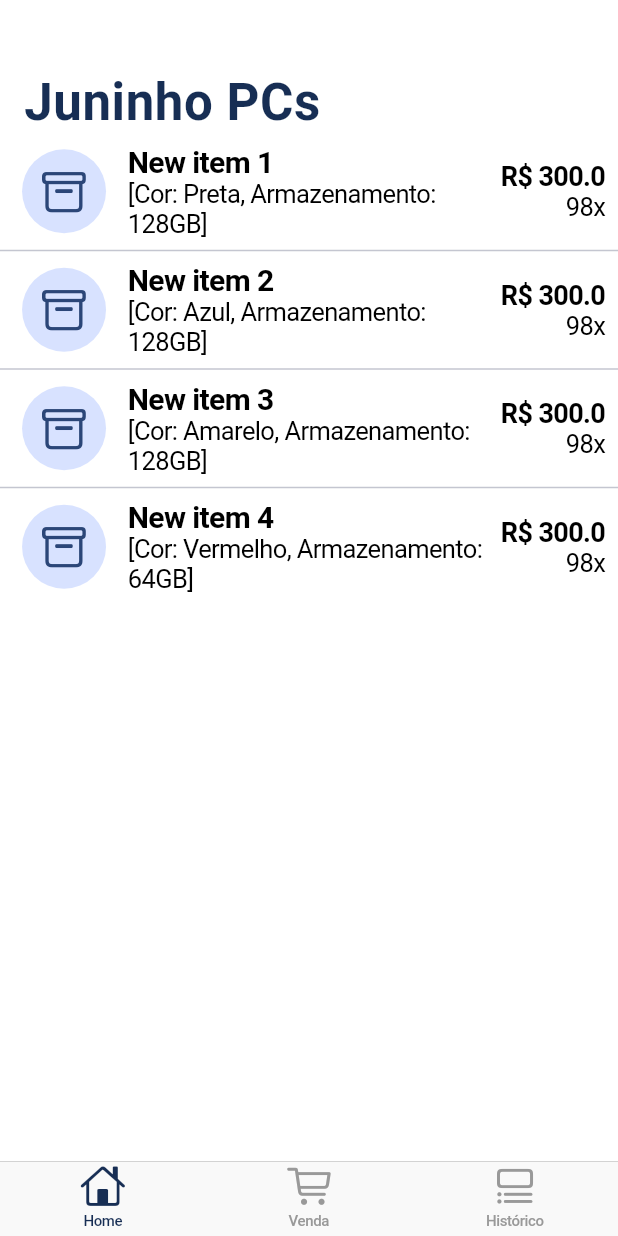
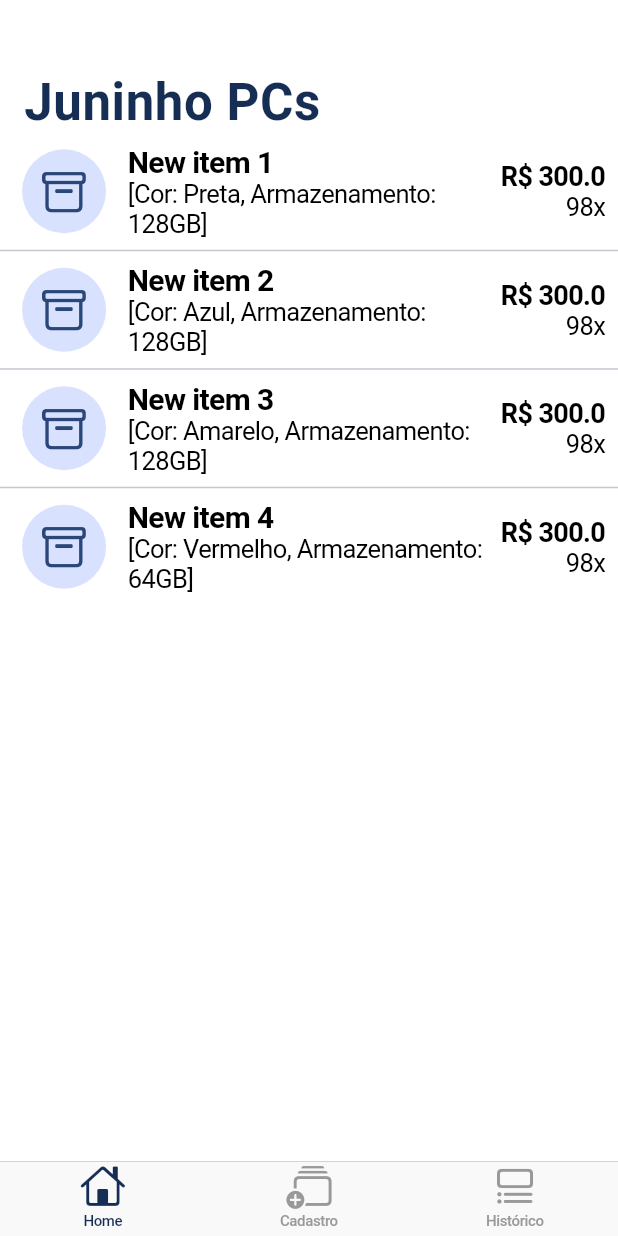
Before and after one commit to devcsuzarte/myCommerce_Flutter, a Flutter app: the screen it shows after launch, on a phone screen of 412 x 824 dp. Run offline on Flutter 3.47's test engine with Material 3 defaults, Android fonts, the phone set to English and light mode, and no system bars.

Commit message:
Add product created

```diff
--- a/lib/screens/home_screen/cupertino_home_screen.dart
+++ b/lib/screens/home_screen/cupertino_home_screen.dart
@@ -1,6 +1,7 @@
 import 'package:flutter/cupertino.dart';
 import 'package:flutter/material.dart';
 import 'package:mycommerce/constants.dart';
+import 'package:mycommerce/screens/add_item_screen/cupertino_add_item_screen.dart';
 import 'package:mycommerce/screens/items_screen/items_screen.dart';
 import '../sales_screen/cupertino_sale_screen.dart';
 
@@ -15,9 +16,7 @@ class _CupertinoHomeScreenState extends State<CupertinoHomeScreen> {
 
   final List<Widget> _screens = [
     ItemsScreen(),
-    Container(
-      child: Text('Historico de vendas'),
-    ),
+    CupertinoAddItemScreen(),
     CupertinoSaleScreen(),
   ];
 
@@ -28,11 +27,11 @@ class _CupertinoHomeScreenState extends State<CupertinoHomeScreen> {
         activeColor: kSecondaryColor,
           items: [
             BottomNavigationBarItem(
-              icon: Icon(CupertinoIcons.home),
+              icon: Icon(CupertinoIcons.house),
               label: "Home",
             ), BottomNavigationBarItem(
-              icon: Icon(CupertinoIcons.shopping_cart),
-              label: "Venda",
+              icon: Icon(CupertinoIcons.rectangle_stack_badge_plus),
+              label: "Cadastro",
             ), BottomNavigationBarItem(
               icon: Icon(CupertinoIcons.list_bullet_below_rectangle),
               label: "Histórico",
```
Also changed, not shown: lib/screens/add_item_screen/cupertino_add_item_screen.dart (added, +75 -0 lines).
